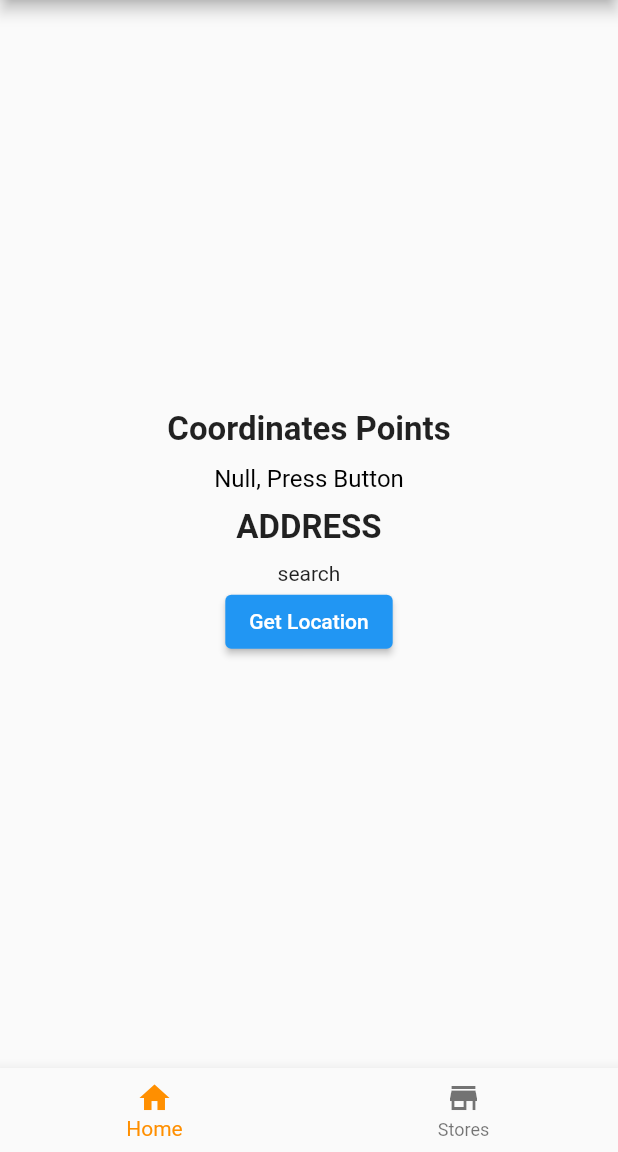
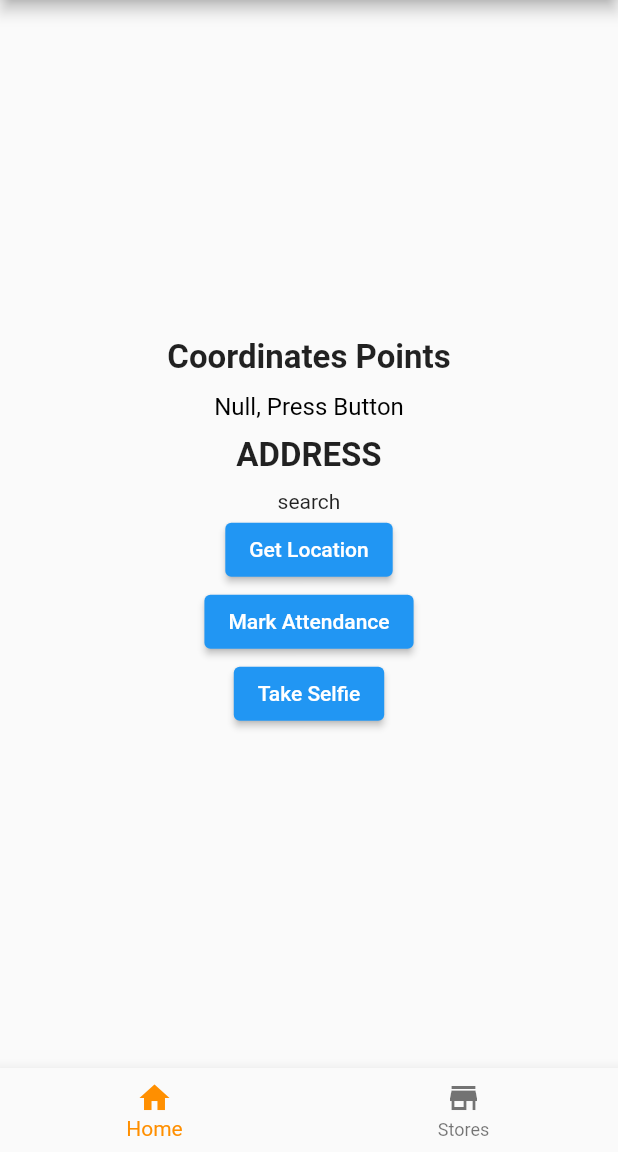
Before and after one commit to NithinNazar/gps-attendance-app, a Flutter app: the screen it shows after launch, on a phone screen of 412 x 824 dp, the part 84-1236 px from its top. Run offline on Flutter 3.47's test engine with Material 2 defaults, Android fonts, the phone set to English and light mode, and no system bars; our stand-ins replace camera, firebase_database, firebase_storage, geocoding, geolocator; accounts and stored records are empty.

Commit message:
Format file

```diff
--- a/lib/main.dart
+++ b/lib/main.dart
@@ -96,7 +96,8 @@ class _MyHomePageState extends State<MyHomePage> {
         title: Text('Task 1'),
       ),
       body: Center(
-        child: _selectedIndex == 0 ? Column(
+        child: _selectedIndex == 0
+            ? Column(
                 mainAxisAlignment: MainAxisAlignment.center,
                 children: [
                   Text(
@@ -128,9 +129,20 @@ class _MyHomePageState extends State<MyHomePage> {
                             'Lat: ${position.latitude} , Long: ${position.longitude}';
                         GetAddressFromLatLong(position);
                       },
-                child: Text('Get Location'))
+                      child: Text('Get Location')),
+                  ElevatedButton(
+                      onPressed: () async {
+                        // code to mark attendance
+                      },
+                      child: Text('Mark Attendance')),
+                  ElevatedButton(
+                      onPressed: () async {
+                        // code to take selfie
+                      },
+                      child: Text('Take Selfie')),
                 ],
-        ): _widgetOptions.elementAt(_selectedIndex),
+              )
+            : _widgetOptions.elementAt(_selectedIndex),
       ),
       bottomNavigationBar: BottomNavigationBar(
         items: const <BottomNavigationBarItem>[
```
Lines whose indentation alone changed are shown as unchanged.
